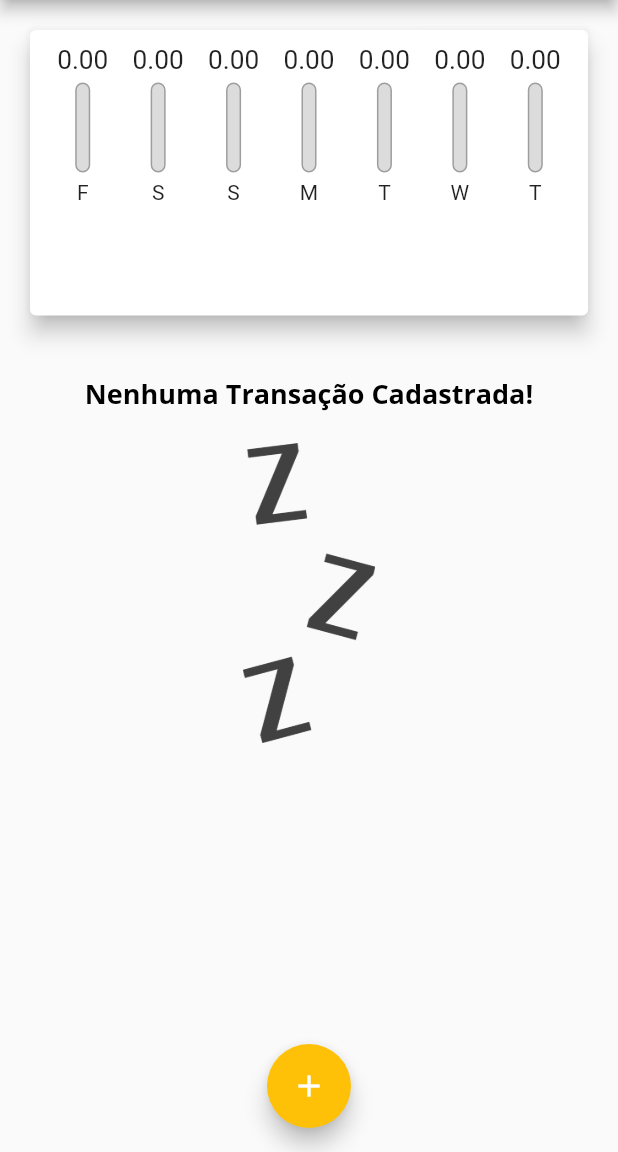
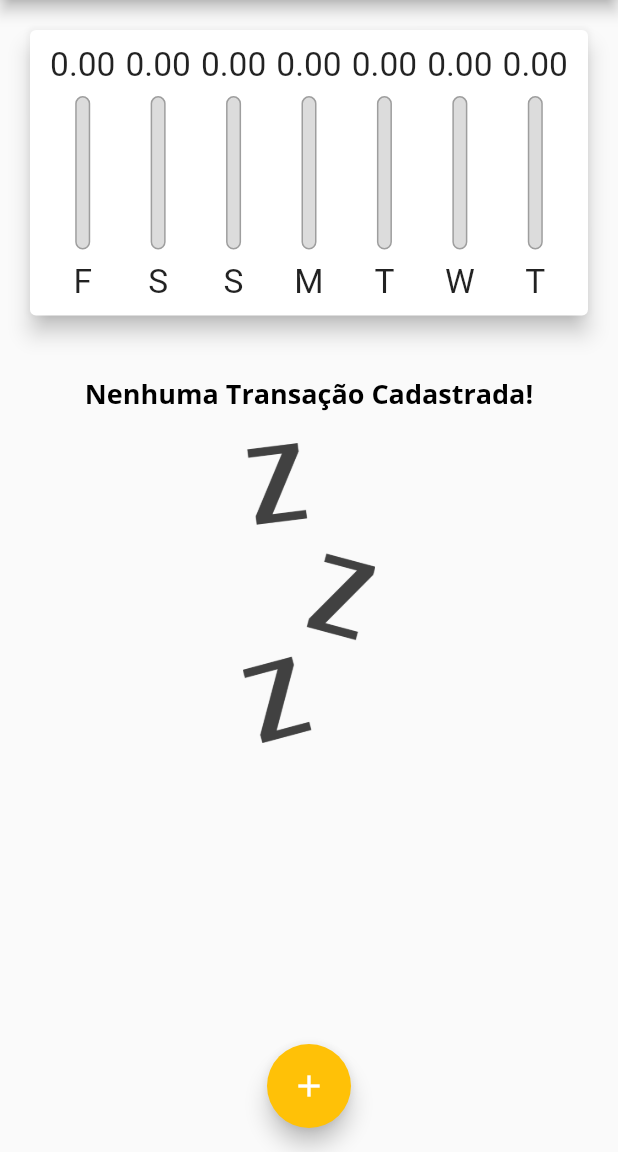
Before and after one commit to 2Wesley2/ExpensesApp, a Flutter app: the screen it shows after launch, on a phone screen of 412 x 824 dp, the part 84-1236 px from its top. Run offline on Flutter 3.47's test engine with Material 2 defaults, Android fonts, the phone set to English and light mode, and no system bars.

Commit message:
Usando LayoutBuilder para melhorar a responsividade do Chart_Bar

```diff
--- a/lib/components/chart_bar.dart
+++ b/lib/components/chart_bar.dart
@@ -14,19 +14,21 @@ class ChartBar extends StatelessWidget {
 
   @override
   Widget build(BuildContext context) {
+    return LayoutBuilder(
+      builder: (ctx, constraints) {
         return Column(
           children: [
             SizedBox(
-          height: 20,
+              height: constraints.maxHeight * 0.15,
               child: FittedBox(
                 child: Text(value.toStringAsFixed(2)),
               ),
             ),
-        const SizedBox(
-          height: 5,
+            SizedBox(
+              height: constraints.maxHeight * 0.05,
             ),
             SizedBox(
-          height: 60,
+              height: constraints.maxHeight * 0.6,
               width: 10,
               child: Stack(
                 alignment: Alignment.bottomCenter,
@@ -53,9 +55,16 @@ class ChartBar extends StatelessWidget {
                 ],
               ),
             ),
-        const SizedBox(height: 5),
-        Text(label),
+            SizedBox(height: constraints.maxHeight * 0.05),
+            SizedBox(
+              height: constraints.maxHeight * 0.15,
+              child: FittedBox(
+                child: Text(label),
+              ),
+            ),
           ],
+        );
+      },
     );
   }
 }
--- a/lib/main.dart
+++ b/lib/main.dart
@@ -96,7 +96,7 @@ class _MyHomePageState extends State<MyHomePage> {
   Widget build(BuildContext context) {
     final appBar = AppBar(
       title: const Text('Despesas Pessoais'),
-      actions: [
+      actions: <Widget>[
         IconButton(
           icon: const Icon(Icons.add),
           onPressed: () => _openTransactionFormModal(context),
```
Lines whose indentation alone changed are shown as unchanged.
